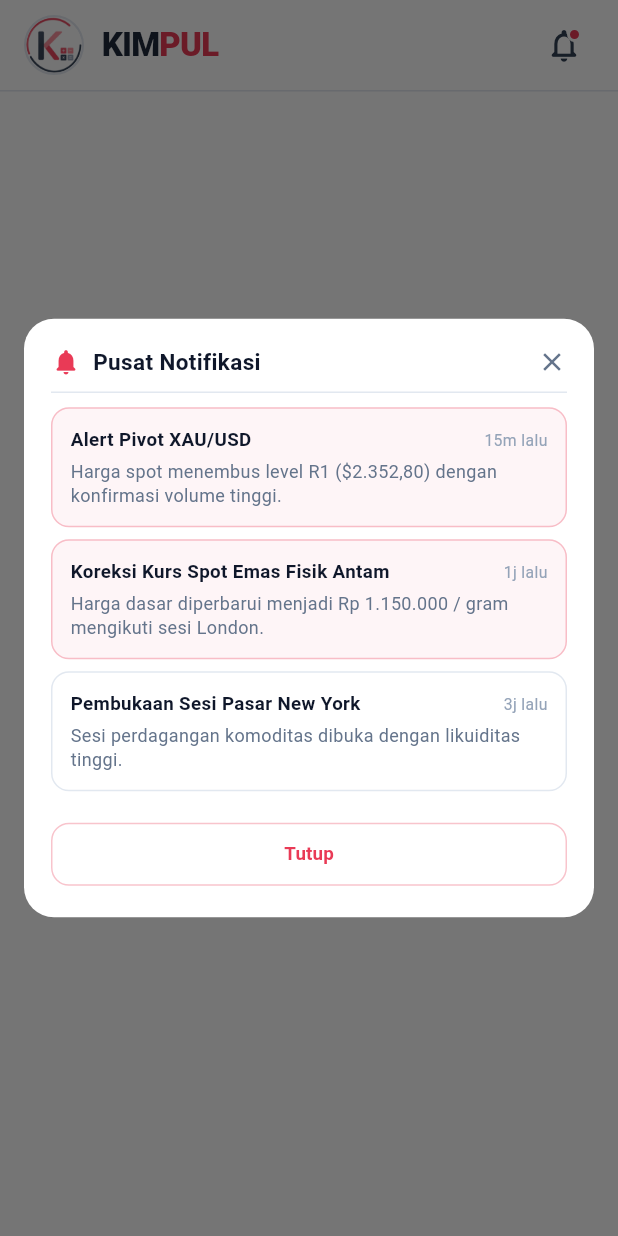
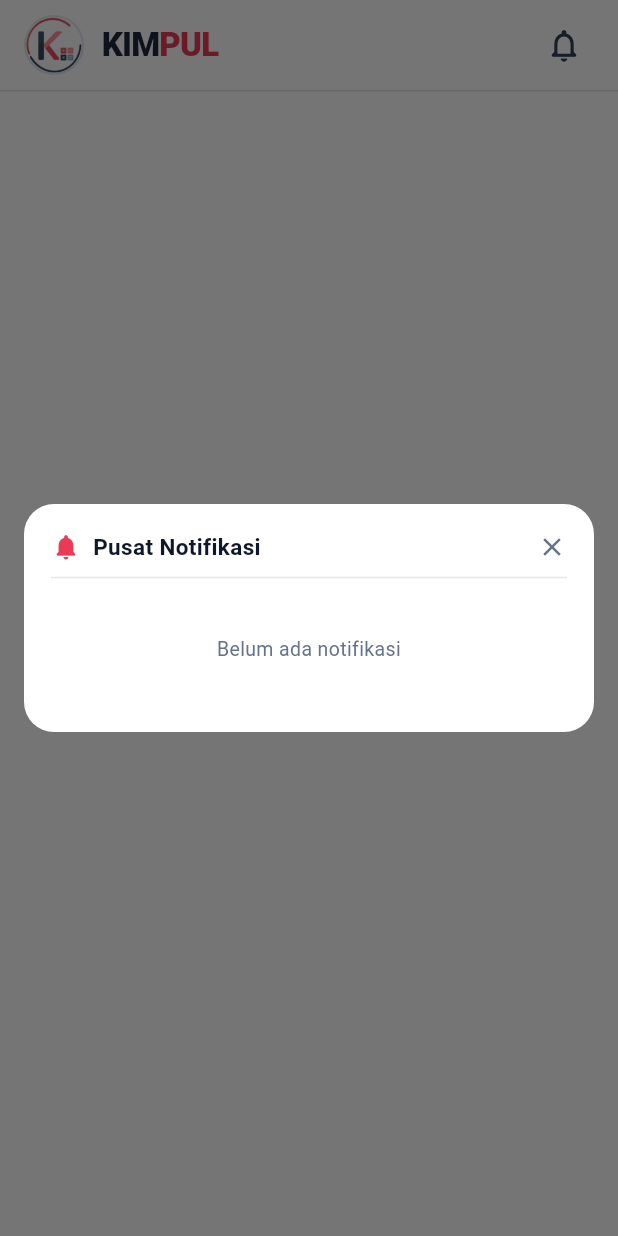
Before and after one commit to DheaIyaa6/KIMPUL, a Flutter app: the HeaderWidget widget shown alone on an empty page, opened directly, after a tap on the "notifications none" icon, on a phone screen of 412 x 824 dp. Run offline on Flutter 3.47's test engine with Material 3 defaults, Android fonts, the phone set to English and light mode, and no system bars; our stand-ins replace cloud_firestore, firebase_auth, firebase_core, image_picker, pdf, printing and 3 more; accounts and stored records are empty; network calls fail.

Commit message:
revisi notif

```diff
--- a/lib/screens/header_screen.dart
+++ b/lib/screens/header_screen.dart
@@ -85,7 +85,7 @@ class HeaderWidget extends StatelessWidget implements PreferredSizeWidget {
                 ],
               ),
 
-              // Notification Button Icon dengan Red Dot
+              // Notification Button Icon (tanpa titik pink, karena belum ada notif)
               Material(
                 color: Colors.transparent,
                 child: InkWell(
@@ -95,31 +95,10 @@ class HeaderWidget extends StatelessWidget implements PreferredSizeWidget {
                     width: 40,
                     height: 40,
                     alignment: Alignment.center,
-                    child: Stack(
-                      children: [
-                        const Icon(
-                          Icons.notifications_none_rounded,
-                          size: 26,
-                          color: Color(0xFF334155),
-                        ),
-                        // Red Badge Dot
-                        Positioned(
-                          right: 1,
-                          top: 1,
-                          child: Container(
-                            width: 10,
-                            height: 10,
-                            decoration: BoxDecoration(
-                              color: const Color(0xFFE93A56),
-                              shape: BoxShape.circle,
-                              border: Border.all(
-                                color: Colors.white,
-                                width: 2,
-                              ),
-                            ),
-                          ),
-                        ),
-                      ],
+                    child: const Icon(
+                      Icons.notifications_none_rounded,
+                      size: 26,
+                      color: Color(0xFF334155),
                     ),
                   ),
                 ),
--- a/lib/screens/modals_screen.dart
+++ b/lib/screens/modals_screen.dart
@@ -557,27 +557,6 @@ class NotificationModal extends StatelessWidget {
   Widget build(BuildContext context) {
     final primaryColor = Theme.of(context).colorScheme.primary;
 
-    final notifications = [
-      {
-        'title': 'Alert Pivot XAU/USD',
-        'desc': 'Harga spot menembus level R1 (\$2.352,80) dengan konfirmasi volume tinggi.',
-        'time': '15m lalu',
-        'unread': true,
-      },
-      {
-        'title': 'Koreksi Kurs Spot Emas Fisik Antam',
-        'desc': 'Harga dasar diperbarui menjadi Rp 1.150.000 / gram mengikuti sesi London.',
-        'time': '1j lalu',
-        'unread': true,
-      },
-      {
-        'title': 'Pembukaan Sesi Pasar New York',
-        'desc': 'Sesi perdagangan komoditas dibuka dengan likuiditas tinggi.',
-        'time': '3j lalu',
-        'unread': false,
-      },
-    ];
-
     return ModalWrapper(
       child: Padding(
         padding: const EdgeInsets.all(18),
@@ -603,49 +582,17 @@ class NotificationModal extends StatelessWidget {
               ],
             ),
             const Divider(height: 20, color: Color(0xFFE2E8F0)),
-            Column(
-              children: notifications.map((n) {
-                final bool unread = n['unread'] as bool;
-                return Container(
-                  margin: const EdgeInsets.only(bottom: 8),
-                  padding: const EdgeInsets.all(12),
-                  decoration: BoxDecoration(
-                    color: unread ? primaryColor.withValues(alpha: 0.05) : Colors.white,
-                    borderRadius: BorderRadius.circular(12),
-                    border: Border.all(color: unread ? primaryColor.withValues(alpha: 0.3) : const Color(0xFFE2E8F0)),
-                  ),
-                  child: Column(
-                    crossAxisAlignment: CrossAxisAlignment.start,
-                    children: [
-                      Row(
-                        mainAxisAlignment: MainAxisAlignment.spaceBetween,
-                        children: [
-                          Text(n['title'] as String,
-                              style: const TextStyle(fontSize: 12.5, fontWeight: FontWeight.bold, color: Color(0xFF0F172A))),
-                          Text(n['time'] as String,
-                              style: const TextStyle(fontSize: 10.5, color: Color(0xFF94A3B8))),
-                        ],
-                      ),
-                      const SizedBox(height: 4),
-                      Text(n['desc'] as String,
-                          style: const TextStyle(fontSize: 12, color: Color(0xFF64748B), height: 1.3)),
-                    ],
-                  ),
-                );
-              }).toList(),
-            ),
-            const SizedBox(height: 10),
-            SizedBox(
-              width: double.infinity,
-              child: OutlinedButton(
-                onPressed: () => Navigator.of(context).pop(),
-                style: OutlinedButton.styleFrom(
-                  backgroundColor: Colors.white,
-                  side: BorderSide(color: primaryColor.withValues(alpha: 0.3)),
-                  padding: const EdgeInsets.symmetric(vertical: 12),
-                  shape: RoundedRectangleBorder(borderRadius: BorderRadius.circular(12)),
+
+            // Belum ada notifikasi masuk
+            const Padding(
+              padding: EdgeInsets.symmetric(vertical: 28),
+              child: SizedBox(
+                width: double.infinity,
+                child: Text(
+                  'Belum ada notifikasi',
+                  textAlign: TextAlign.center,
+                  style: TextStyle(fontSize: 13, color: Color(0xFF64748B)),
                 ),
-                child: Text('Tutup', style: TextStyle(fontSize: 12.5, fontWeight: FontWeight.w600, color: primaryColor)),
               ),
             ),
           ],
```
